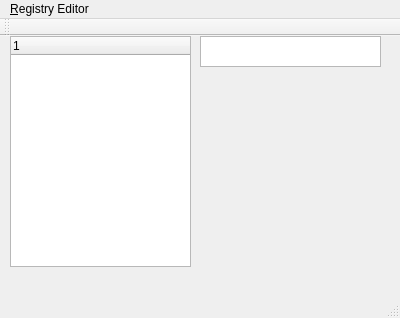
First picture: the form in MainWindow.ui, repository Metalhead33/PseudoRegistryEditor, before the edit.
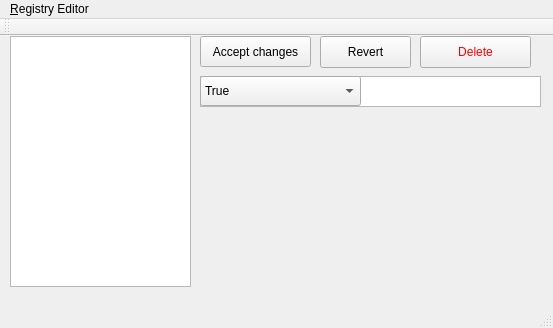
Second picture: the form after the edit.

Commit message: Added ability to remove elements.

Patch:
```diff
--- a/MainWindow.ui
+++ b/MainWindow.ui
@@ -6,8 +6,8 @@
    <rect>
     <x>0</x>
     <y>0</y>
-    <width>400</width>
-    <height>318</height>
+    <width>553</width>
+    <height>328</height>
    </rect>
   </property>
   <property name="windowTitle">
@@ -23,23 +23,93 @@
       <x>10</x>
       <y>0</y>
       <width>181</width>
-      <height>231</height>
+      <height>251</height>
      </rect>
     </property>
-    <column>
-     <property name="text">
-      <string notr="true">1</string>
-     </property>
-    </column>
+    <property name="rootIsDecorated">
+     <bool>false</bool>
+    </property>
+    <property name="sortingEnabled">
+     <bool>true</bool>
+    </property>
+    <property name="expandsOnDoubleClick">
+     <bool>true</bool>
+    </property>
+    <attribute name="headerVisible">
+     <bool>false</bool>
+    </attribute>
    </widget>
    <widget class="QPlainTextEdit" name="plainTextEdit">
     <property name="geometry">
      <rect>
       <x>200</x>
+      <y>40</y>
+      <width>341</width>
+      <height>31</height>
+     </rect>
+    </property>
+   </widget>
+   <widget class="QPushButton" name="buttonAcceptChanges">
+    <property name="geometry">
+     <rect>
+      <x>200</x>
       <y>0</y>
-      <width>181</width>
+      <width>111</width>
       <height>31</height>
      </rect>
+    </property>
+    <property name="text">
+     <string>Accept changes</string>
+    </property>
+   </widget>
+   <widget class="QPushButton" name="revertButton">
+    <property name="geometry">
+     <rect>
+      <x>320</x>
+      <y>0</y>
+      <width>91</width>
+      <height>32</height>
+     </rect>
+    </property>
+    <property name="text">
+     <string>Revert</string>
+    </property>
+   </widget>
+   <widget class="QComboBox" name="comboBox">
+    <property name="geometry">
+     <rect>
+      <x>200</x>
+      <y>40</y>
+      <width>161</width>
+      <height>30</height>
+     </rect>
+    </property>
+    <item>
+     <property name="text">
+      <string>True</string>
+     </property>
+    </item>
+    <item>
+     <property name="text">
+      <string>False</string>
+     </property>
+    </item>
+   </widget>
+   <widget class="QPushButton" name="DeleteButton">
+    <property name="geometry">
+     <rect>
+      <x>420</x>
+      <y>0</y>
+      <width>111</width>
+      <height>32</height>
+     </rect>
+    </property>
+    <property name="styleSheet">
+     <string notr="true">color: rgb(255, 0, 0);
+font: 75 11pt &quot;Times New Roman&quot;;</string>
+    </property>
+    <property name="text">
+     <string>Delete</string>
     </property>
    </widget>
   </widget>
@@ -48,7 +118,7 @@
     <rect>
      <x>0</x>
      <y>0</y>
-     <width>400</width>
+     <width>553</width>
      <height>28</height>
     </rect>
    </property>
```
Left out of the diff: 4 changed lines with no effect on the pictures. The commit also changes 2 other files.
